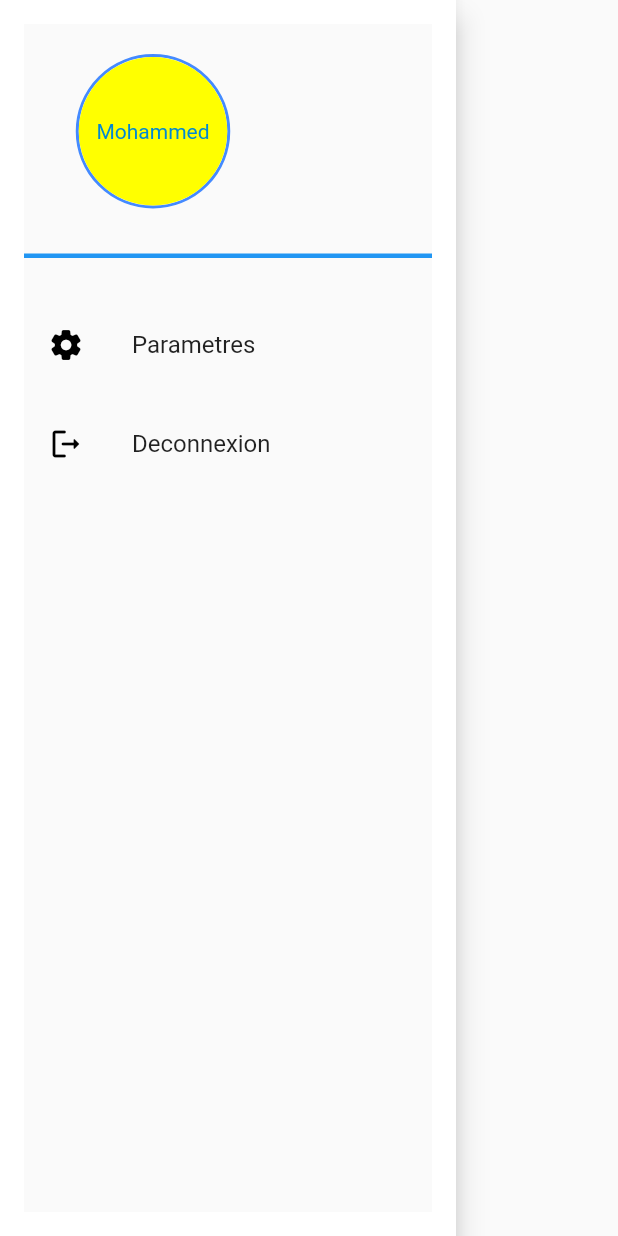
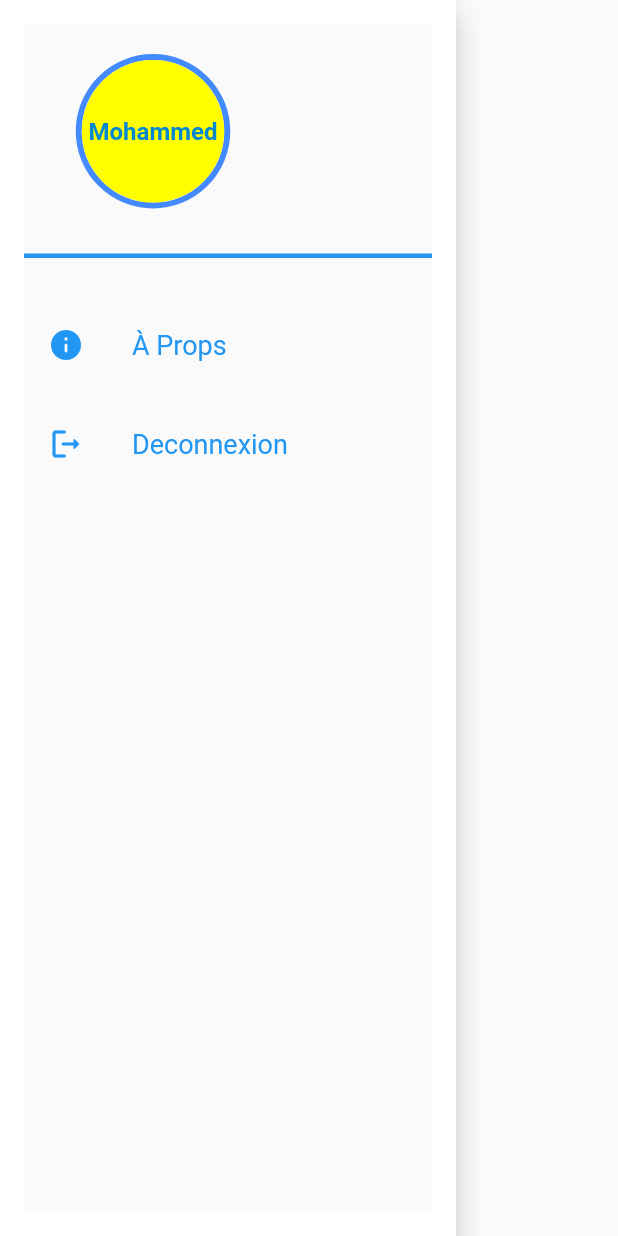
Before and after one commit to Ahmedfetni/ask_in_usthb, a Flutter app: the Navigation widget shown alone on an empty page, opened directly, on a phone screen of 412 x 824 dp. Run offline on Flutter 3.47's test engine with Material 2 defaults, Android fonts, the phone set to English and light mode, and no system bars; our stand-ins replace cloud_firestore, curved_navigation_bar, datetime_picker_formfield, email_validator, firebase_auth, firebase_core; missing offline and left inert: cool_dropdown; accounts and stored records are empty.

Commit message:
changement du boutton parametre au a propos

```diff
--- a/lib/pages/secondaires/navigation.dart
+++ b/lib/pages/secondaires/navigation.dart
@@ -38,7 +38,7 @@ class _NavigationState extends State<Navigation> {
                         child: Container(
                           decoration: BoxDecoration(
                               border: Border.all(
-                                  width: 2, color: Colors.blueAccent),
+                                  width: 4, color: Colors.blueAccent),
                               shape: BoxShape.circle),
                           child: InkWell(
                             onTap: () {
@@ -55,7 +55,9 @@ class _NavigationState extends State<Navigation> {
                                 padding: EdgeInsets.all(8.0),
                                 child: Text(
                                   "Mohammed",
-                                  style: TextStyle(fontSize: 14),
+                                  style: TextStyle(
+                                      fontSize: 16,
+                                      fontWeight: FontWeight.bold),
                                 ),
                               ),
                             ),
@@ -69,17 +71,20 @@ class _NavigationState extends State<Navigation> {
                     Container(
                       height: 3,
                       color: Colors.blue,
-                      padding: EdgeInsets.symmetric(horizontal: 40),
+                      padding: const EdgeInsets.symmetric(horizontal: 40),
                     ),
                     const SizedBox(
                       height: 30,
                     ),
                     ListTile(
                       leading: const Icon(
-                        Icons.settings_rounded,
-                        color: Colors.black,
+                        Icons.info_rounded,
+                        color: Colors.blue,
                       ),
-                      title: Text("Parametres"),
+                      title: const Text(
+                        "À Props",
+                        style: TextStyle(color: Colors.blue, fontSize: 18),
+                      ),
                       onTap: () {},
                     ),
                     const SizedBox(
@@ -88,9 +93,12 @@ class _NavigationState extends State<Navigation> {
                     ListTile(
                       leading: const Icon(
                         Icons.logout_rounded,
-                        color: Colors.black,
+                        color: Colors.blue,
                       ),
-                      title: Text("Deconnexion"),
+                      title: const Text(
+                        "Deconnexion",
+                        style: TextStyle(color: Colors.blue, fontSize: 18),
+                      ),
                       onTap: () {
                         context.read<ServiceAuthentification>().deconnexion();
                       },
```
